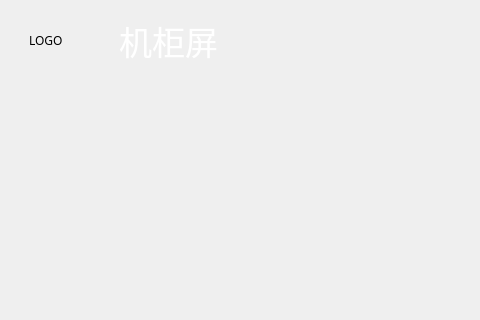
luozhiyong131/BusBar, file CabinetScreen/mainwindow.ui: the form before one commit; both pictures show x 0 to 480 and y 0 to 320 of the 1024 by 600 pixel window.
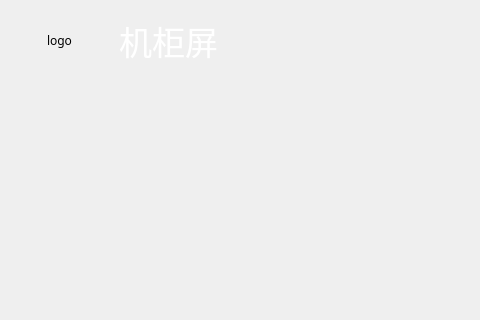
The form after the commit. Icons and pictures are not drawn. Custom widgets are drawn as their Qt base class.

What changed in the file:
```diff
--- a/CabinetScreen/mainwindow.ui
+++ b/CabinetScreen/mainwindow.ui
@@ -135,19 +135,6 @@
       <string>机柜屏</string>
      </property>
     </widget>
-    <widget class="QLabel" name="logoLab">
-     <property name="geometry">
-      <rect>
-       <x>30</x>
-       <y>10</y>
-       <width>61</width>
-       <height>61</height>
-      </rect>
-     </property>
-     <property name="text">
-      <string>LOGO</string>
-     </property>
-    </widget>
     <widget class="QToolButton" name="homeBtn">
      <property name="geometry">
       <rect>
@@ -495,6 +482,22 @@
 信息</string>
      </property>
     </widget>
+    <widget class="CToolButton" name="logoBtn">
+     <property name="geometry">
+      <rect>
+       <x>30</x>
+       <y>10</y>
+       <width>61</width>
+       <height>61</height>
+      </rect>
+     </property>
+     <property name="text">
+      <string>logo</string>
+     </property>
+     <property name="autoRaise">
+      <bool>true</bool>
+     </property>
+    </widget>
    </widget>
    <widget class="QToolButton" name="timeBtn">
     <property name="geometry">
@@ -668,6 +671,13 @@
   </widget>
  </widget>
  <layoutdefault spacing="6" margin="11"/>
+ <customwidgets>
+  <customwidget>
+   <class>CToolButton</class>
+   <extends>QToolButton</extends>
+   <header location="global">ctoolbutton.h</header>
+  </customwidget>
+ </customwidgets>
  <resources>
   <include location="resource.qrc"/>
  </resources>
```
